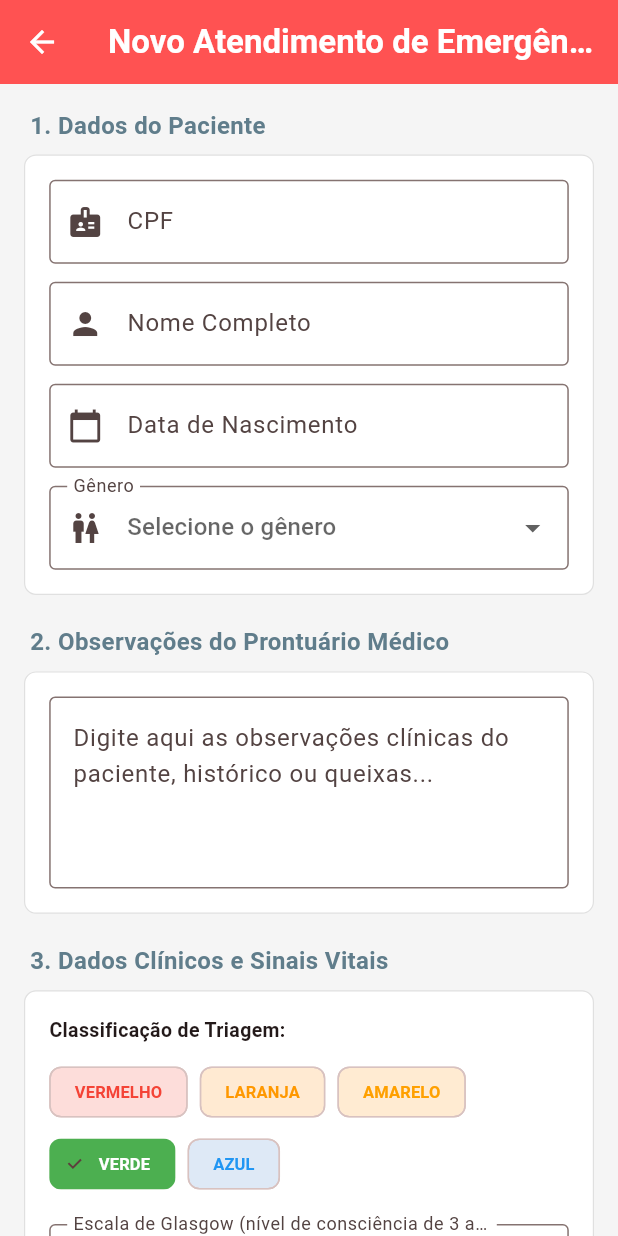
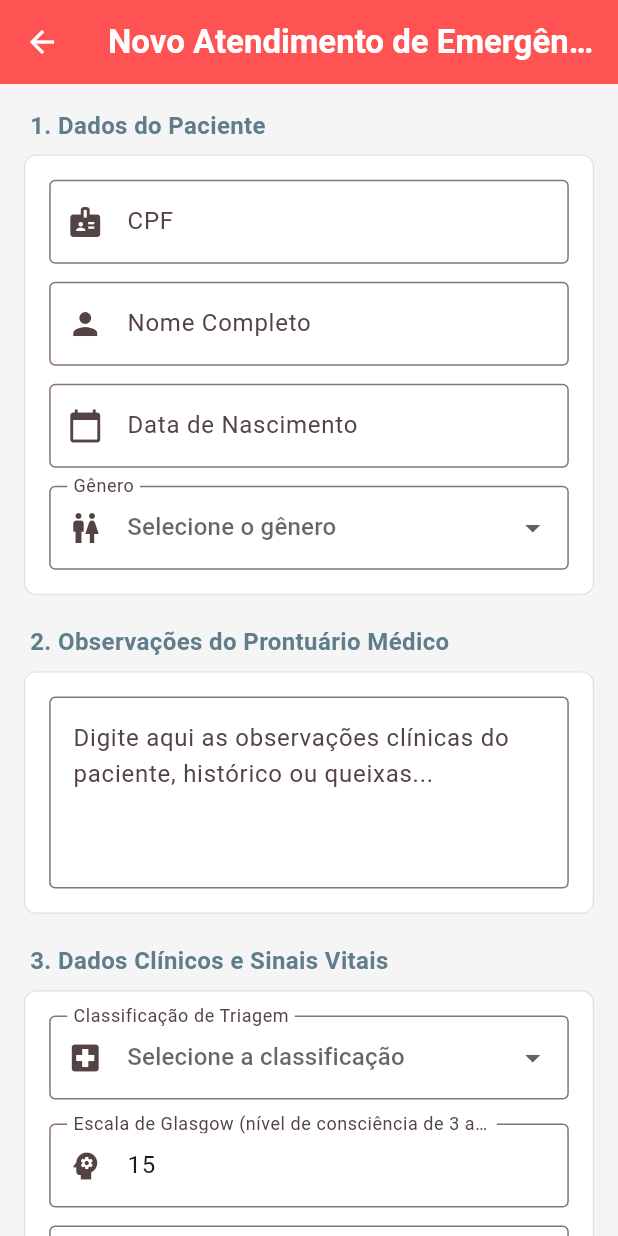
Before and after one commit to Felipe-Marchi/medicalfield_app, a Flutter app: the AttendanceFormScreen screen opened directly, on a phone screen of 412 x 824 dp. Run offline on Flutter 3.47's test engine with Material 3 defaults, Android fonts, the phone set to English and light mode, and no system bars; our stand-ins replace shared_preferences, sqflite; accounts and stored records are empty.

Commit message:
Seletor de classificaco triagem

```diff
--- a/lib/screens/attendance_form_screen.dart
+++ b/lib/screens/attendance_form_screen.dart
@@ -92,7 +92,7 @@ class _AttendanceFormScreenState extends State<AttendanceFormScreen> {
   final TextEditingController _observationsController = TextEditingController();
 
   // Controladores do Atendimento
-  String _selectedTriage = 'VERDE';
+  String? _selectedTriage;
   final TextEditingController _glasgowController = TextEditingController(text: '15');
   final TextEditingController _bpController = TextEditingController();
   final TextEditingController _hrController = TextEditingController();
@@ -107,14 +107,6 @@ class _AttendanceFormScreenState extends State<AttendanceFormScreen> {
   bool _isSearchingPatient = false;
   bool _isPatientFound = false;
   bool _isSaving = false;
-
-  final List<String> _triageOptions = [
-    'VERMELHO',
-    'LARANJA',
-    'AMARELO',
-    'VERDE',
-    'AZUL',
-  ];
 
   @override
   void initState() {
@@ -298,7 +290,7 @@ class _AttendanceFormScreenState extends State<AttendanceFormScreen> {
         attendanceDatetime: nowIso,
         professionalId: activeProfId,
         glasgowScale: int.tryParse(_glasgowController.text) ?? 15,
-        triageClassification: _selectedTriage,
+        triageClassification: _selectedTriage ?? 'VERDE',
         bloodPressure: _bpController.text.trim().isNotEmpty
             ? _bpController.text.trim()
             : null,
@@ -336,24 +328,6 @@ class _AttendanceFormScreenState extends State<AttendanceFormScreen> {
           _isSaving = false;
         });
       }
-    }
-  }
-
-  // Retorna a cor para cada opcao de triagem
-  Color _getTriageColor(String triage) {
-    switch (triage) {
-      case 'VERMELHO':
-        return Colors.red;
-      case 'LARANJA':
-        return Colors.orange;
-      case 'AMARELO':
-        return Colors.amber.shade700;
-      case 'VERDE':
-        return Colors.green;
-      case 'AZUL':
-        return Colors.blue;
-      default:
-        return Colors.grey;
     }
   }
 
@@ -543,37 +517,105 @@ class _AttendanceFormScreenState extends State<AttendanceFormScreen> {
                 child: Column(
                   crossAxisAlignment: CrossAxisAlignment.start,
                   children: [
-                    const Text(
-                      'Classificação de Triagem:',
-                      style: TextStyle(fontWeight: FontWeight.bold, fontSize: 13),
+                    DropdownButtonFormField<String?>(
+                      isExpanded: true,
+                      initialValue: _selectedTriage,
+                      hint: const Text('Selecione a classificação'),
+                      decoration: const InputDecoration(
+                        labelText: 'Classificação de Triagem',
+                        prefixIcon: Icon(Icons.local_hospital),
+                        border: OutlineInputBorder(),
                       ),
-                    const SizedBox(height: 8),
-                    Wrap(
-                      spacing: 8,
-                      children: _triageOptions.map((triage) {
-                        final isSelected = _selectedTriage == triage;
-                        final color = _getTriageColor(triage);
-                        return ChoiceChip(
-                          label: Text(
-                            triage,
-                            style: TextStyle(
-                              color: isSelected ? Colors.white : color,
-                              fontWeight: FontWeight.bold,
-                              fontSize: 11,
+                      validator: (val) {
+                        if (val == null || val.isEmpty) {
+                          return 'Por favor, selecione a classificação de triagem.';
+                        }
+                        return null;
+                      },
+                      items: const [
+                        DropdownMenuItem(
+                          value: 'VERMELHO',
+                          child: Row(
+                            children: [
+                              Icon(Icons.circle, color: Colors.red, size: 12),
+                              SizedBox(width: 8),
+                              Expanded(
+                                child: Text(
+                                  'VERMELHO - Emergência',
+                                  overflow: TextOverflow.ellipsis,
                                 ),
                               ),
-                          selected: isSelected,
-                          selectedColor: color,
-                          backgroundColor: color.withAlpha(38),
-                          onSelected: (selected) {
-                            if (selected) {
+                            ],
+                          ),
+                        ),
+                        DropdownMenuItem(
+                          value: 'LARANJA',
+                          child: Row(
+                            children: [
+                              Icon(Icons.circle, color: Colors.orange, size: 12),
+                              SizedBox(width: 8),
+                              Expanded(
+                                child: Text(
+                                  'LARANJA - Muito Urgente',
+                                  overflow: TextOverflow.ellipsis,
+                                ),
+                              ),
+                            ],
+                          ),
+                        ),
+                        DropdownMenuItem(
+                          value: 'AMARELO',
+                          child: Row(
+                            children: [
+                              Icon(Icons.circle, color: Colors.amber, size: 12),
+                              SizedBox(width: 8),
+                              Expanded(
+                                child: Text(
+                                  'AMARELO - Urgente',
+                                  overflow: TextOverflow.ellipsis,
+                                ),
+                              ),
+                            ],
+                          ),
+                        ),
+                        DropdownMenuItem(
+                          value: 'VERDE',
+                          child: Row(
+                            children: [
+                              Icon(Icons.circle, color: Colors.green, size: 12),
+                              SizedBox(width: 8),
+                              Expanded(
+                                child: Text(
+                                  'VERDE - Pouco Urgente',
+                                  overflow: TextOverflow.ellipsis,
+                                ),
+                              ),
+                            ],
+                          ),
+                        ),
+                        DropdownMenuItem(
+                          value: 'AZUL',
+                          child: Row(
+                            children: [
+                              Icon(Icons.circle, color: Colors.blue, size: 12),
+                              SizedBox(width: 8),
+                              Expanded(
+                                child: Text(
+                                  'AZUL - Não Urgente',
+                                  overflow: TextOverflow.ellipsis,
+                                ),
+                              ),
+                            ],
+                          ),
+                        ),
+                      ],
+                      onChanged: (val) {
+                        if (val != null) {
                           setState(() {
-                                _selectedTriage = triage;
+                            _selectedTriage = val;
                           });
                         }
                       },
-                        );
-                      }).toList(),
                     ),
                     const SizedBox(height: 16),
                     TextFormField(
```
Lines whose indentation alone changed are shown as unchanged.
